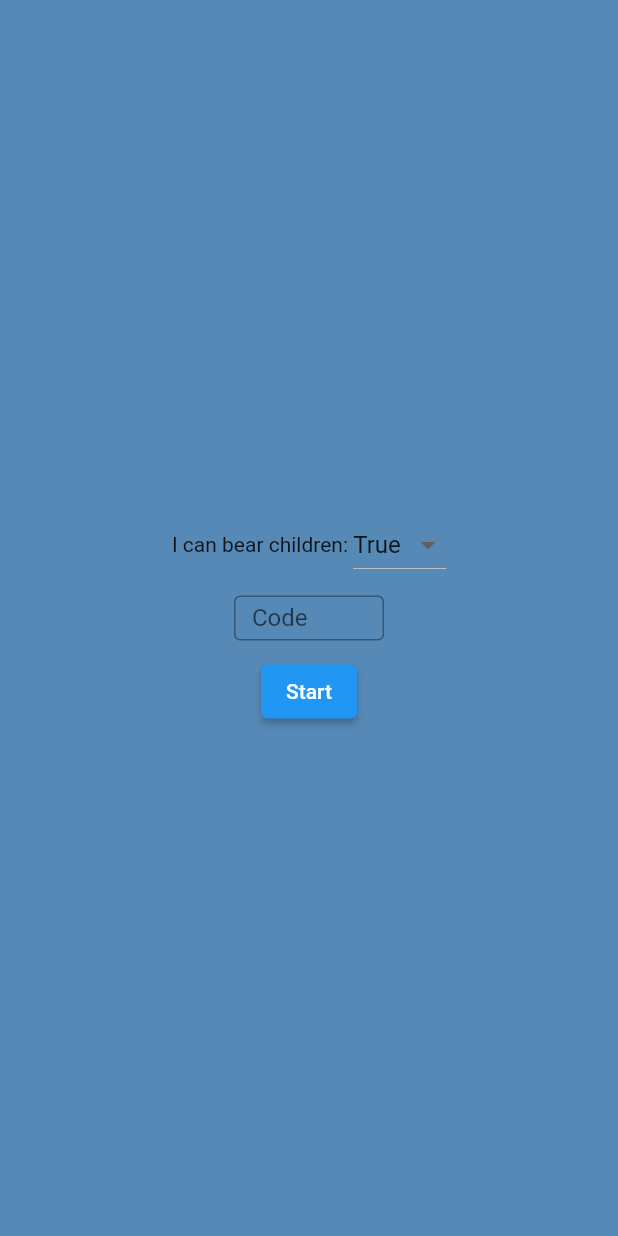
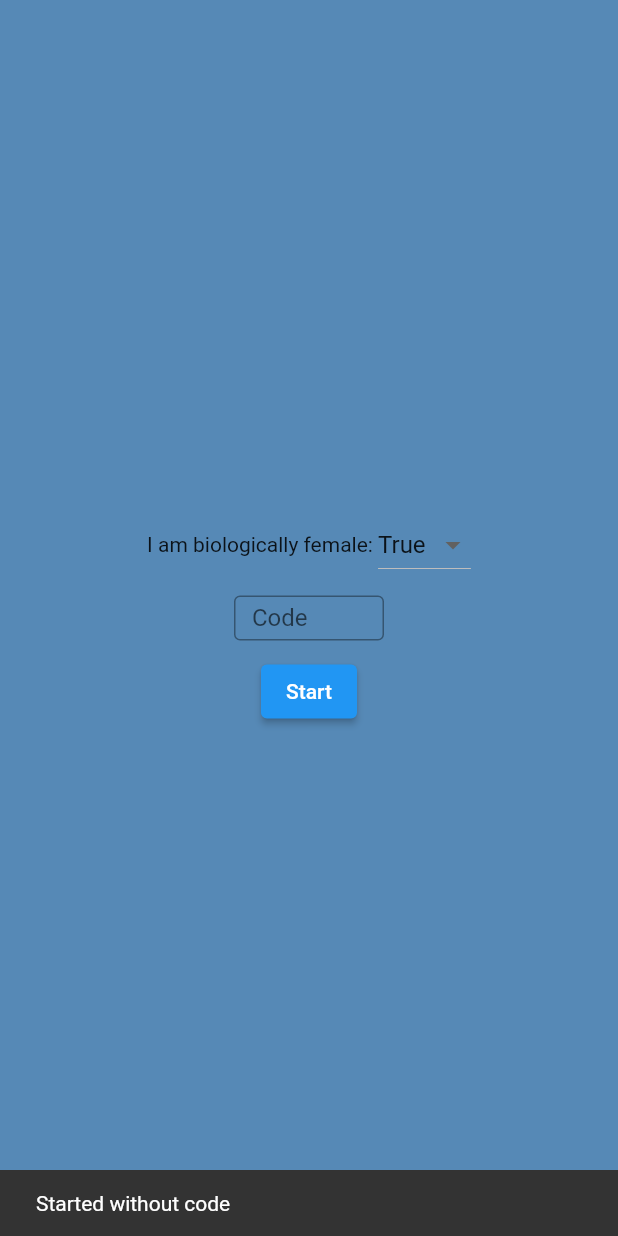
Before and after one commit to rs-maker/Prospect, a Flutter app: the IntroPage screen opened directly, after a tap on "Start", on a phone screen of 412 x 824 dp. Run offline on Flutter 3.47's test engine with Material 2 defaults, Android fonts, the phone set to English and light mode, and no system bars; our stand-ins replace bloc, convert, flutter_bloc, rxdart.

Commit message:
recovery code for the checklist

```diff
--- a/lib/checklist/logic/checklist_cubit.dart
+++ b/lib/checklist/logic/checklist_cubit.dart
@@ -1,7 +1,10 @@
 import 'package:bloc/bloc.dart';
 import 'package:flutter/material.dart';
 import 'package:meta/meta.dart';
+import 'package:convert/convert.dart';
+import 'dart:math';
 part 'checklist_state.dart';
+
 
 class CheckListCubit extends Cubit<CheckListState> {
   CheckListCubit(int x) : super(CheckListState(size: x));
--- a/lib/checklist/logic/checklist_state.dart
+++ b/lib/checklist/logic/checklist_state.dart
@@ -3,18 +3,19 @@ part of 'checklist_cubit.dart';
 class CheckListState {
   int size;
   List<bool> checkmarks;
+
   // some questions are only relevant for childbearing patients
   bool childbearing = true;
 
   CheckListState({@required this.size}) : this.checkmarks = initialiseMap(size);
 
-  CheckListState.fromold(CheckListState checkListState){
+  CheckListState.fromold(CheckListState checkListState) {
     this.size = checkListState.checkmarks.length;
     this.checkmarks = checkListState.checkmarks;
     this.childbearing = checkListState.childbearing;
   }
 
-  CheckListState assignGender(bool xy){
+  CheckListState assignGender(bool xy) {
     this.childbearing = xy;
     return CheckListState.fromold(this);
   }
@@ -24,7 +25,7 @@ class CheckListState {
     return CheckListState.fromold(this);
   }
 
-  CheckListState setCheckList(String code){
+  CheckListState setCheckList(String code) {
     this.checkmarks = _listFromCode(code);
     return CheckListState.fromold(this);
   }
@@ -36,7 +37,25 @@ class CheckListState {
     }
     return list;
   }
-  List<bool> _listFromCode(String code){
 
+  String getCode() {
+    int code = 0;
+    for(int i = 0; i < size; i ++){
+      if(checkmarks[i])
+        code += pow(2,i);
+    }
+    return code.toRadixString(16);
+  }
+
+  List<bool> _listFromCode(String code) {
+    int num = int.tryParse(code, radix: 16);
+    List<bool> result = [];
+    while (num > 0) {
+      result.add(num % 2 == 1);
+      num = (num / 2).floor();
+    }
+    if (result.length < size)
+      result = result + List.generate(size - result.length, (index) => false);
+    return result;
   }
 }
--- a/lib/checklist/presentation/router/checklist_router.dart
+++ b/lib/checklist/presentation/router/checklist_router.dart
@@ -8,7 +8,7 @@ import 'package:prospect/checklist/presentation/screens/page_two.dart';
 class CheckListRouter {
   //this creates a Bloc provided to all checklistpages containing the checkmarks
   // ChecListCubit(parameter) where parameter is the number of checkmarks in the list
-  final CheckListCubit _checkListCubit = CheckListCubit(10);
+  final CheckListCubit _checkListCubit = CheckListCubit(100);
 
   Route onGenerateRoute(RouteSettings settings) {
     switch (settings.name) {
--- a/lib/checklist/presentation/screens/intro_page.dart
+++ b/lib/checklist/presentation/screens/intro_page.dart
@@ -8,9 +8,18 @@ class IntroPage extends StatefulWidget {
 }
 
 class _IntroPageState extends State<IntroPage> {
+  final textController = TextEditingController();
+
+  @override
+  void dispose() {
+    textController.dispose();
+    super.dispose();
+  }
+
   @override
   Widget build(BuildContext context) {
-    return Container(
+    return Scaffold(
+      body: Container(
         color: Theme.of(context).backgroundColor,
         child: Column(children: [
           Expanded(
@@ -26,7 +35,7 @@ class _IntroPageState extends State<IntroPage> {
                     Row(
                       mainAxisAlignment: MainAxisAlignment.center,
                       children: [
-                      Text("I can bear children: "),
+                        Text("I am biologically female: "),
                         DropdownButton(
                           value: state.childbearing,
                           items: [
@@ -51,6 +60,7 @@ class _IntroPageState extends State<IntroPage> {
                       width: 100,
                       height: 30,
                       child: TextField(
+                        controller: textController,
                         decoration: InputDecoration(
                           labelText: "Code",
                           border: OutlineInputBorder(),
@@ -58,19 +68,37 @@ class _IntroPageState extends State<IntroPage> {
                       ),
                     ),
                     Padding(padding: const EdgeInsets.only(top: 10)),
+                    ElevatedButton(
+                        child: Text("Start"),
+                        onPressed: () {
+                          String code = textController.text;
+                          if (code == "") {
+                            ScaffoldMessenger.of(context).showSnackBar(
+                                SnackBar(content: Text("Started without code")));
+                            state.setCheckList("0");
+                            Navigator.of(context).pushNamed("/one");
+                          } else {
+                            int intCode = int.tryParse(code, radix: 16);
+                            if (intCode == null) {
+                              ScaffoldMessenger.of(context)
+                                  .showSnackBar(SnackBar(content: Text("Invalid code!")));
+                            } else {
+                              ScaffoldMessenger.of(context).showSnackBar(SnackBar(
+                                  content: Text("Started with code: \"" + code + "\"")));
+                              state.setCheckList(code);
+                              Navigator.of(context).pushNamed("/one");
+                            }
+                          }
+                        }),
                   ],
                 ),
               );
             },
             listener: (b, s) {},
           ),
-        ElevatedButton(
-            child: Text("Start"),
-            onPressed: () {
-              Navigator.of(context).pushNamed("/one");
-            }),
           Expanded(child: Padding(padding: const EdgeInsets.only(top: 0))),
         ]),
+      ),
     );
   }
 }
```
Also changed, not shown: lib/checklist/presentation/screens/page_one.dart (+4 -4 lines), lib/checklist/presentation/screens/page_two.dart (+4 -4 lines), lib/checklist/presentation/screens/question_page.dart (+32 -4 lines). Lines whose indentation alone changed are shown as unchanged.
